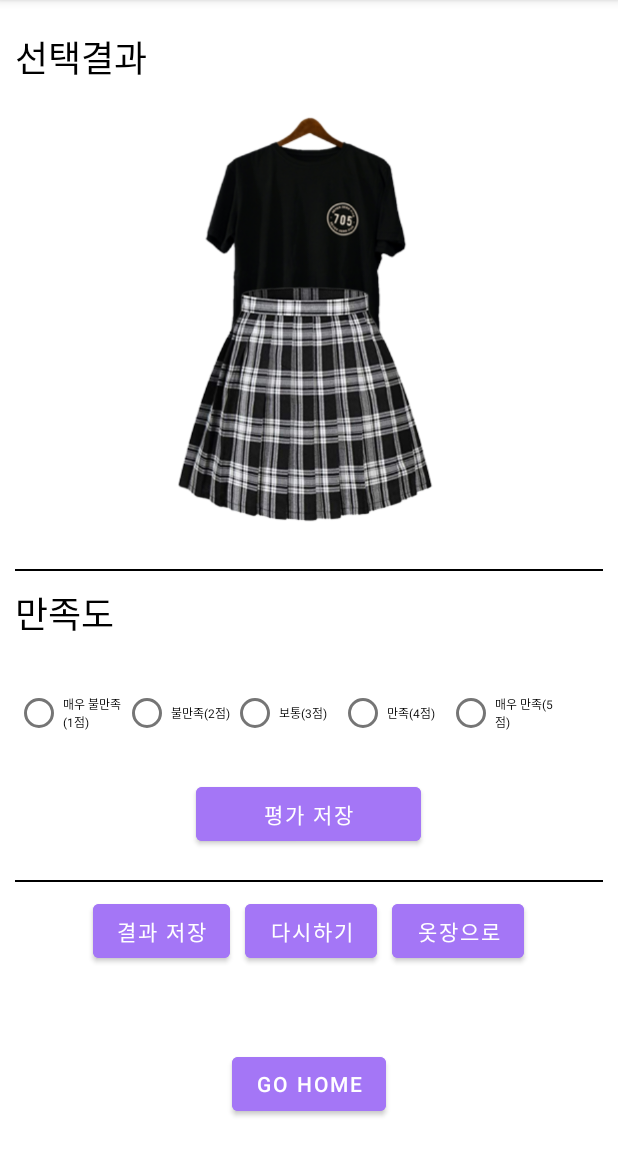
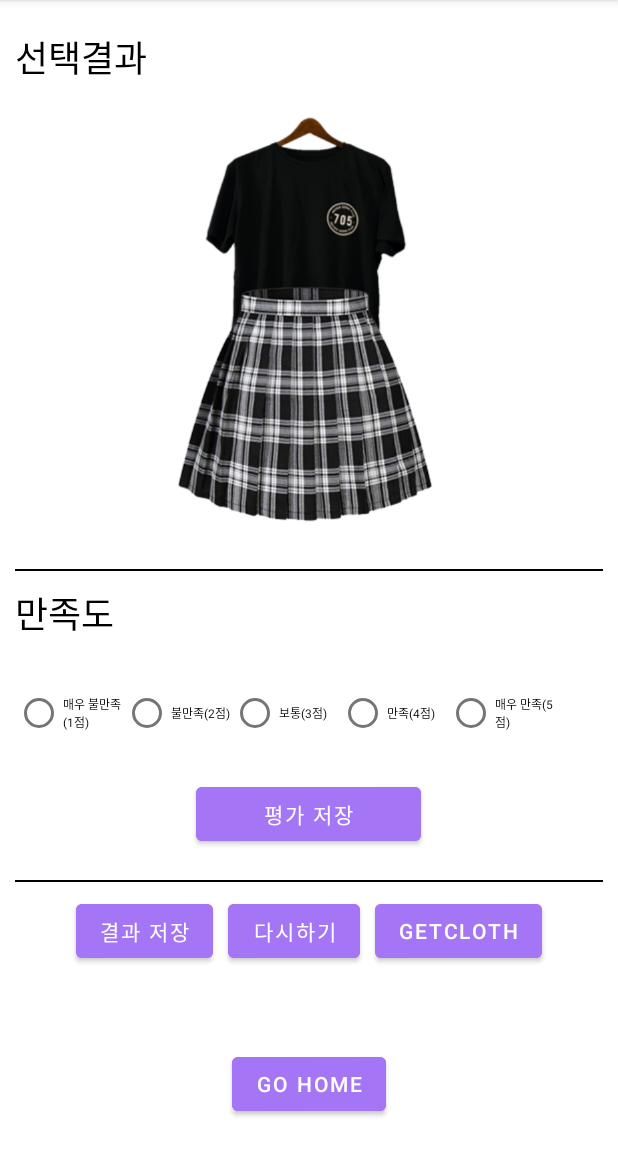
Before and after one commit to amykim928/GraduationProject, an Android app: the RecommendActivity screen opened directly, with no data from a screen before it, on a phone screen of 412 x 824 dp, the part 84-1236 px from its top. Run offline under Robolectric (Android 15) with nearby library versions, the phone set to English and light mode, and no system bars; 2 statements that could not run were skipped.

Commit message:
"try to mk APIs"

```diff
--- a/app/src/main/java/com/example/closet_app/ClosetActivity.kt
+++ b/app/src/main/java/com/example/closet_app/ClosetActivity.kt
@@ -11,7 +11,6 @@ import androidx.core.app.ActivityCompat
 import androidx.core.content.ContextCompat
 import androidx.recyclerview.widget.LinearLayoutManager
 import androidx.recyclerview.widget.RecyclerView
-import com.example.closet_app.adapter.RecyclerAdapter
 import com.example.closet_app.databinding.ActivityClosetBinding
 import java.io.File
 import kotlin.collections.ArrayList
--- a/app/src/main/java/com/example/closet_app/RecommendActivity.kt
+++ b/app/src/main/java/com/example/closet_app/RecommendActivity.kt
@@ -5,7 +5,6 @@ import android.graphics.Bitmap
 import android.graphics.BitmapFactory
 import androidx.appcompat.app.AppCompatActivity
 import android.os.Bundle
-import android.provider.MediaStore
 import android.util.Base64
 import android.util.Log
 import android.view.View
@@ -39,7 +38,7 @@ class RecommendActivity : AppCompatActivity() {
         val saveSatisfaction: Button = findViewById<View>(R.id.saveSatisfaction) as Button
         val saveResult: Button = findViewById<View>(R.id.saveResult) as Button
         val retry: Button = findViewById<View>(R.id.retry) as Button
-        val goCloset: Button = findViewById<View>(R.id.goCloset) as Button
+        val goCloset: Button = findViewById<View>(R.id.getCloth) as Button
 
         saveSatisfaction.setOnClickListener{
             Toast.makeText(this, "만족도를 저장했습니다!", Toast.LENGTH_SHORT).show()
@@ -70,6 +69,14 @@ class RecommendActivity : AppCompatActivity() {
         val styleOption = findViewById<TextView>(R.id.styleOption)
         colorOption.text = intent.getStringExtra("color")
         styleOption.text = intent.getStringExtra("style")
+
+
+        //해야할 것->내부 저장소에서 의상 불러오기
+        //의상을 불러와  base64로 바꾸고, json으로 파싱해서 서버로 보내고
+        //서버(모델)에서 값을 받아옴
+        //
+        //mCallTodoList = mRetrofitAPI.postPredict() // RetrofitAPI에서 Json객체 요청을 반환하는 메서드를 불러옵니다.
+        mCallTodoList.enqueue(mRetrofitCallback) // 콜백, 즉 응답들을 큐에 넣어 대기시켜놓습니다. 응답이 생기면 뱉어내는거죠.
     }
 
     private fun setRetrofit(){
--- a/app/src/main/java/com/example/closet_app/adapter/RecyclerAdapter.kt
+++ b/app/src/main/java/com/example/closet_app/RecyclerAdapter.kt
@@ -1,4 +1,4 @@
-package com.example.closet_app.adapter
+package com.example.closet_app
 
 import android.graphics.Bitmap
 import android.util.Log
@@ -8,7 +8,6 @@ import android.view.ViewGroup
 import android.widget.ImageView
 import android.widget.TextView
 import androidx.recyclerview.widget.RecyclerView
-import com.example.closet_app.R
 
 
 class RecyclerAdapter(private val bitArrayList: ArrayList<Bitmap>) :
--- a/app/src/main/java/com/example/closet_app/SpinnerActivity.kt
+++ b/app/src/main/java/com/example/closet_app/SpinnerActivity.kt
@@ -5,7 +5,6 @@ import androidx.appcompat.app.AppCompatActivity
 import android.os.Bundle
 import android.view.View
 import android.widget.*
-import com.example.closet_app.adapter.SpinnerAdapter
 
 class SpinnerActivity : AppCompatActivity(){
 
--- a/app/src/main/java/com/example/closet_app/adapter/SpinnerAdapter.kt
+++ b/app/src/main/java/com/example/closet_app/SpinnerAdapter.kt
@@ -1,4 +1,4 @@
-package com.example.closet_app.adapter
+package com.example.closet_app
 
 import android.content.Context
 import android.graphics.Color
--- a/app/src/main/res/layout/activity_recommend.xml
+++ b/app/src/main/res/layout/activity_recommend.xml
@@ -154,11 +154,11 @@
                         android:text="다시하기" />
 
                     <Button
-                        android:id="@+id/goCloset"
+                        android:id="@+id/getCloth"
                         android:layout_width="wrap_content"
                         android:layout_height="wrap_content"
                         android:backgroundTint="#A476F6"
-                        android:text="옷장으로" />
+                        android:text="getCloth" />
                 </LinearLayout>
 
             </LinearLayout>
```
